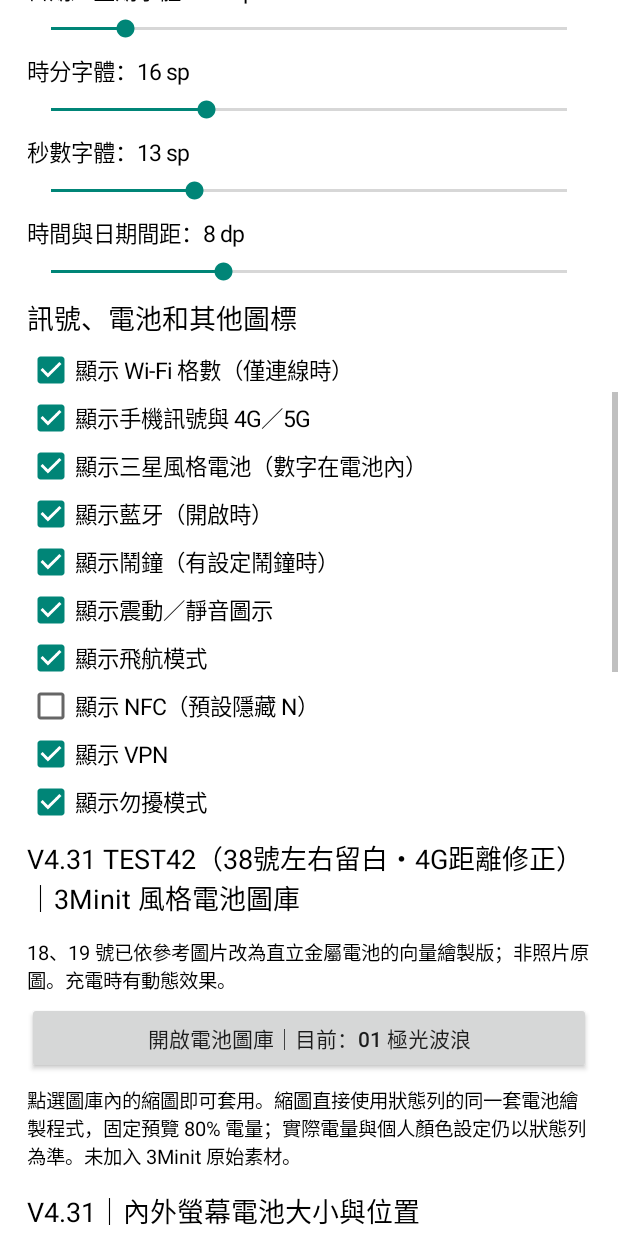
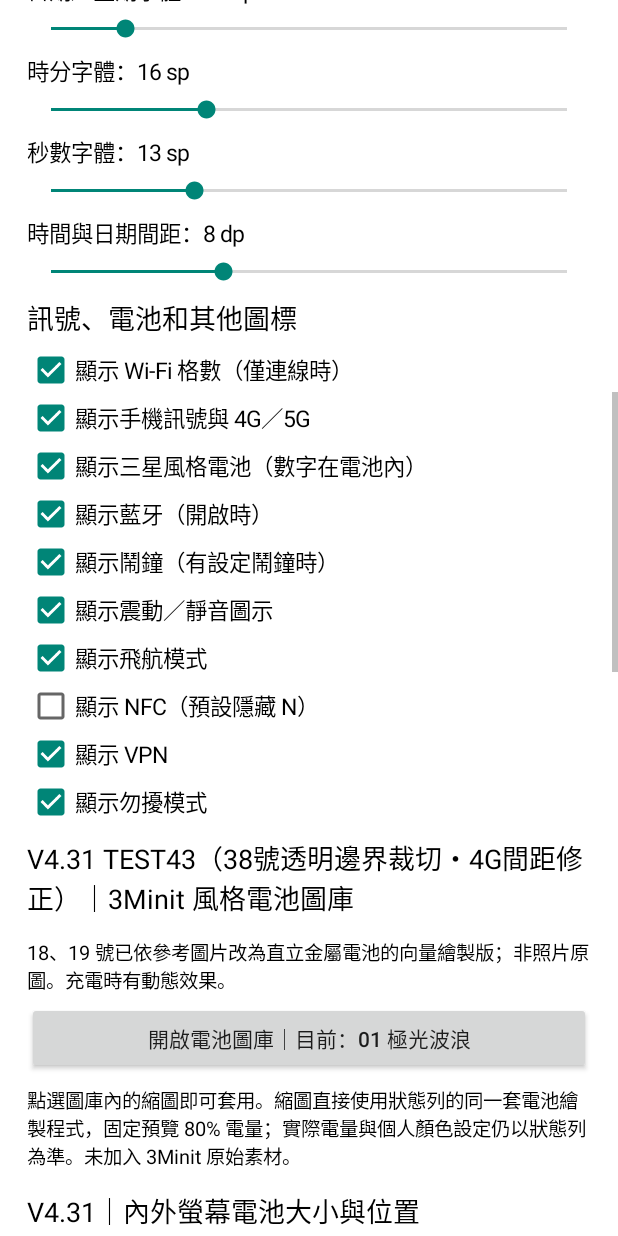
Before and after one commit to tel24827177-afk/Samsung-StatusBar-V431, an Android app: the StatusBarSettingsActivity screen opened directly, with no data from a screen before it, scrolled down 1153 dp, on a phone screen of 412 x 824 dp. Run offline under Robolectric (Android 15) with nearby library versions, the phone set to English and light mode, and no system bars.

Commit message:
TEST43: mark true alpha-crop version for 38 battery

```diff
--- a/app/src/main/java/com/samsung/colorstatusbar/StatusBarSettingsActivity.java
+++ b/app/src/main/java/com/samsung/colorstatusbar/StatusBarSettingsActivity.java
@@ -242,7 +242,7 @@ public class StatusBarSettingsActivity extends Activity {
         addCheckBox("show_nfc", "顯示 NFC（預設隱藏 N）", false);
         addCheckBox("show_vpn", "顯示 VPN", true);
         addCheckBox("show_dnd", "顯示勿擾模式", true);
-        heading("V4.31 TEST42（38號左右留白・4G距離修正）｜3Minit 風格電池圖庫", 18);
+        heading("V4.31 TEST43（38號透明邊界裁切・4G間距修正）｜3Minit 風格電池圖庫", 18);
         note("18、19 號已依參考圖片改為直立金屬電池的向量繪製版；非照片原圖。充電時有動態效果。");
         final String[] batteryStyles = {
             "01 極光波浪", "02 V4.30 原版電池", "03 RGB 五色", "04 數字電量光環",
```
